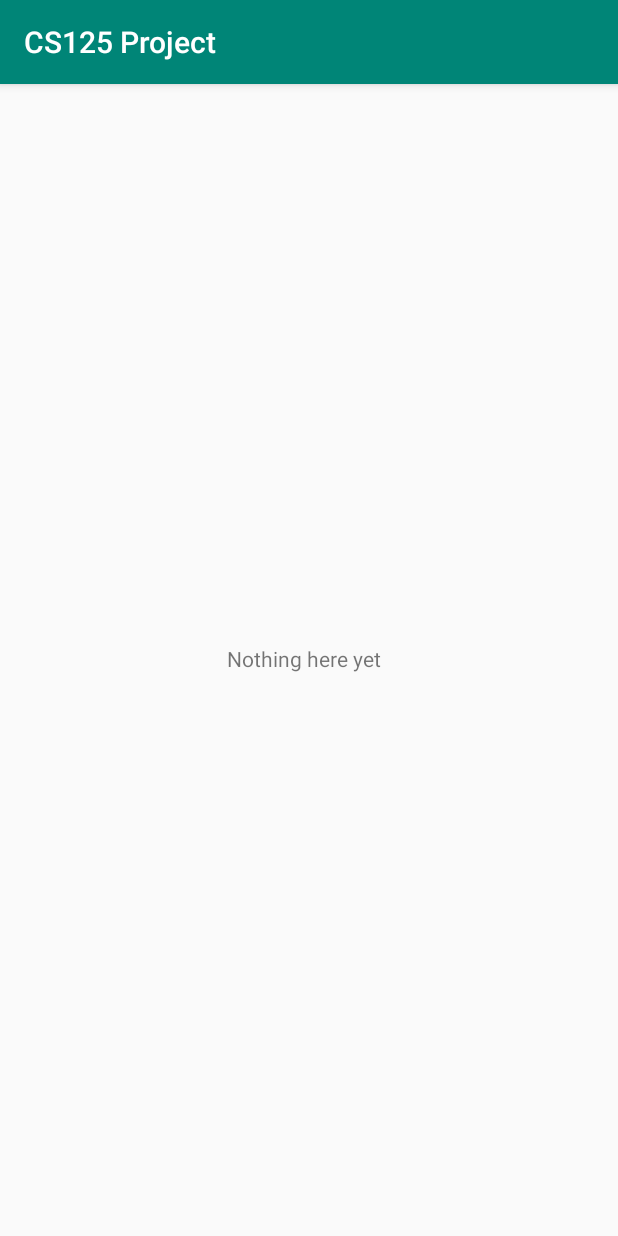
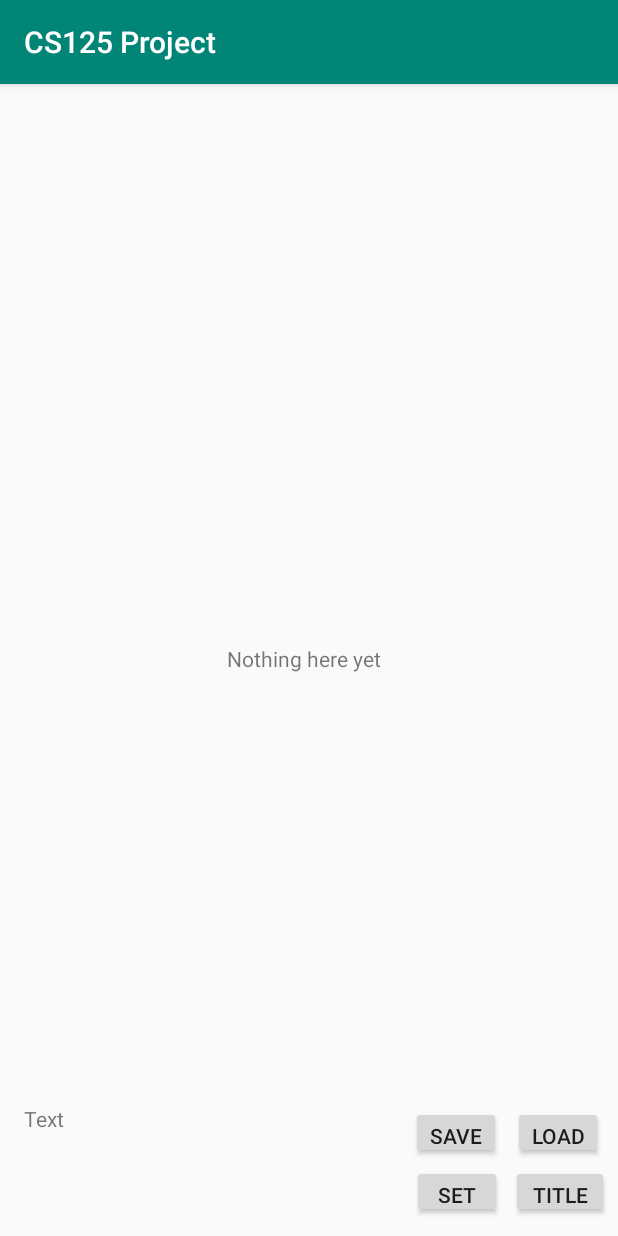
Before and after one commit to Scott-Huang/CS125MP6, an Android app: the screen it shows after launch (MainActivity), after a tap on "START", on a phone screen of 412 x 824 dp. Run offline under Robolectric (Android 15) with nearby library versions, the phone set to English and light mode, and no system bars.

Commit message:
Delete exit button and add some other small (unfinished) functions.

```diff
--- a/app/src/main/java/com/example/scott/cs125project/MainActivity.java
+++ b/app/src/main/java/com/example/scott/cs125project/MainActivity.java
@@ -1,13 +1,36 @@
 package com.example.scott.cs125project;
 
+import android.content.Intent;
 import android.support.v7.app.AppCompatActivity;
 import android.os.Bundle;
+import android.view.View;
+import android.widget.Button;
+import android.widget.TextView;
 
 public class MainActivity extends AppCompatActivity {
-
+    /* english is 0, chinese is 1.*/
+    private int language = 0;
     @Override
     protected void onCreate(Bundle savedInstanceState) {
         super.onCreate(savedInstanceState);
         setContentView(R.layout.activity_main);
+
+        if (getIntent().hasExtra("language")) {
+            language = getIntent().getExtras().getInt("language");
+        }
+
+        Button saveBtn = findViewById(R.id.saveBtn1);
+        Button loadBtn = findViewById(R.id.loadBtn0);
+        Button settingBtn = findViewById(R.id.setBtn);
+        Button titleBtn = findViewById(R.id.startBtn1);
+        TextView textTextView = findViewById(R.id.textTextView);
+
+        titleBtn.setOnClickListener(new View.OnClickListener() {
+            @Override
+            public void onClick(View v) {
+                Intent title = new Intent(getApplicationContext(), StartActivity.class);
+                startActivity(title);
+            }
+        });
     }
 }
--- a/app/src/main/java/com/example/scott/cs125project/SettingActivity.java
+++ b/app/src/main/java/com/example/scott/cs125project/SettingActivity.java
@@ -16,13 +16,15 @@ public class SettingActivity extends AppCompatActivity {
         setContentView(R.layout.activity_setting);
 
         final SeekBar language = findViewById(R.id.languageSeekBar);
-        language.setProgress(0);
+        if (getIntent().hasExtra("language")) {
+            language.setProgress(getIntent().getExtras().getInt("language"));
+        }
         Button back = findViewById(R.id.backBtn1);
         back.setOnClickListener(new View.OnClickListener() {
             @Override
             public void onClick(View v) {
                 Intent start = new Intent(getApplicationContext(), StartActivity.class);
-                start.putExtra("language", language.getProgress() == 0);
+                start.putExtra("language", language.getProgress());
                 startActivity(start);
             }
         });
--- a/app/src/main/java/com/example/scott/cs125project/StartActivity.java
+++ b/app/src/main/java/com/example/scott/cs125project/StartActivity.java
@@ -8,7 +8,8 @@ import android.widget.Button;
 import android.widget.TextView;
 
 public class StartActivity extends AppCompatActivity {
-
+    /** english is 0, chinese is 1. */
+    private int langu = 0;
     @Override
     protected void onCreate(Bundle savedInstanceState) {
         super.onCreate(savedInstanceState);
@@ -16,21 +17,23 @@ public class StartActivity extends AppCompatActivity {
 
         TextView language = findViewById(R.id.languageTextView);
         if (getIntent().hasExtra("language")) {
-            if (getIntent().getExtras().getBoolean("language")) {
-                language.setText("English");
-            } else {
-                language.setText("中文");
-            }
+            langu = getIntent().getExtras().getInt("language");
         }
-        Button startBtn = (Button) findViewById(R.id.startBtn);
+        if (langu == 0) {
+            language.setText("English");
+        } else {
+            language.setText("中文");
+        }
+        Button startBtn = findViewById(R.id.startBtn);
         startBtn.setOnClickListener(new View.OnClickListener() {
             @Override
             public void onClick(View v) {
                 Intent main = new Intent(getApplicationContext(), MainActivity.class);
+                main.putExtra("language", langu);
                 startActivity(main);
             }
         });
-        Button loadBtn = (Button) findViewById(R.id.loadBtn);
+        Button loadBtn = findViewById(R.id.loadBtn0);
         loadBtn.setOnClickListener(new View.OnClickListener() {
             @Override
             public void onClick(View v) {
@@ -38,20 +41,20 @@ public class StartActivity extends AppCompatActivity {
                 startActivity(load);
             }
         });
-        Button settingBtn = (Button) findViewById(R.id.settingBtn);
+        Button settingBtn = findViewById(R.id.settingBtn);
         settingBtn.setOnClickListener(new View.OnClickListener() {
             @Override
             public void onClick(View v) {
                 Intent setting = new Intent(getApplicationContext(), SettingActivity.class);
+                setting.putExtra("language", langu);
                 startActivity(setting);
             }
         });
-        Button exitBtn = (Button) findViewById(R.id.exitBtn);
-        exitBtn.setOnClickListener(new View.OnClickListener() {
+        Button creditBtn = findViewById(R.id.creditBtn);
+        creditBtn.setOnClickListener(new View.OnClickListener() {
             @Override
             public void onClick(View v) {
-                finish();
-                System.exit(0);
+
             }
         });
     }
--- a/app/src/main/res/layout/activity_load.xml
+++ b/app/src/main/res/layout/activity_load.xml
@@ -37,7 +37,7 @@
         android:layout_height="111dp"
         android:layout_marginStart="30dp"
         android:layout_marginLeft="30dp"
-        android:layout_marginBottom="12dp"
+        android:layout_marginBottom="8dp"
         app:layout_constraintBottom_toTopOf="@+id/loadtxt4"
         app:layout_constraintStart_toStartOf="parent"
         app:srcCompat="@android:drawable/title_bar" />
@@ -123,7 +123,7 @@
         app:layout_constraintTop_toTopOf="parent" />
 
     <ImageButton
-        android:id="@+id/loadBtn1"
+        android:id="@+id/loadBtn0"
         android:layout_width="192dp"
         android:layout_height="111dp"
         android:layout_marginStart="30dp"
--- a/app/src/main/res/layout/activity_main.xml
+++ b/app/src/main/res/layout/activity_main.xml
@@ -21,4 +21,59 @@
         app:layout_constraintEnd_toEndOf="parent"
         app:layout_constraintStart_toStartOf="parent"
         app:layout_constraintTop_toTopOf="parent" />
+
+    <TextView
+        android:id="@+id/textTextView"
+        android:layout_width="520dp"
+        android:layout_height="80dp"
+        android:layout_marginStart="16dp"
+        android:layout_marginLeft="16dp"
+        android:layout_marginBottom="8dp"
+        android:text="Text"
+        app:layout_constraintBottom_toBottomOf="parent"
+        app:layout_constraintStart_toStartOf="parent" />
+
+    <Button
+        android:id="@+id/loadBtn0"
+        android:layout_width="60dp"
+        android:layout_height="35dp"
+        android:layout_marginEnd="10dp"
+        android:layout_marginRight="10dp"
+        android:layout_marginBottom="4dp"
+        android:text="load"
+        app:layout_constraintBottom_toTopOf="@+id/startBtn1"
+        app:layout_constraintEnd_toEndOf="parent" />
+
+    <Button
+        android:id="@+id/saveBtn1"
+        android:layout_width="60dp"
+        android:layout_height="35dp"
+        android:layout_marginEnd="8dp"
+        android:layout_marginRight="8dp"
+        android:layout_marginBottom="4dp"
+        android:text="Save"
+        app:layout_constraintBottom_toTopOf="@+id/setBtn"
+        app:layout_constraintEnd_toStartOf="@+id/loadBtn0" />
+
+    <Button
+        android:id="@+id/startBtn1"
+        android:layout_width="65dp"
+        android:layout_height="35dp"
+        android:layout_marginEnd="6dp"
+        android:layout_marginRight="6dp"
+        android:layout_marginBottom="12dp"
+        android:text="title"
+        app:layout_constraintBottom_toBottomOf="parent"
+        app:layout_constraintEnd_toEndOf="parent" />
+
+    <Button
+        android:id="@+id/setBtn"
+        android:layout_width="60dp"
+        android:layout_height="35dp"
+        android:layout_marginEnd="6dp"
+        android:layout_marginRight="6dp"
+        android:layout_marginBottom="12dp"
+        android:text="set"
+        app:layout_constraintBottom_toBottomOf="parent"
+        app:layout_constraintEnd_toStartOf="@+id/startBtn1" />
 </android.support.constraint.ConstraintLayout>
--- a/app/src/main/res/layout/activity_setting.xml
+++ b/app/src/main/res/layout/activity_setting.xml
@@ -65,7 +65,7 @@
         android:layout_marginStart="70dp"
         android:layout_marginLeft="70dp"
         android:layout_marginTop="16dp"
-        android:text="Chinese"
+        android:text="中文"
         app:layout_constraintStart_toEndOf="@+id/englishTx"
         app:layout_constraintTop_toTopOf="parent" />
 </android.support.constraint.ConstraintLayout>
```
Also changed, not shown: app/src/main/res/layout/activity_start.xml (+6 -6 lines).
